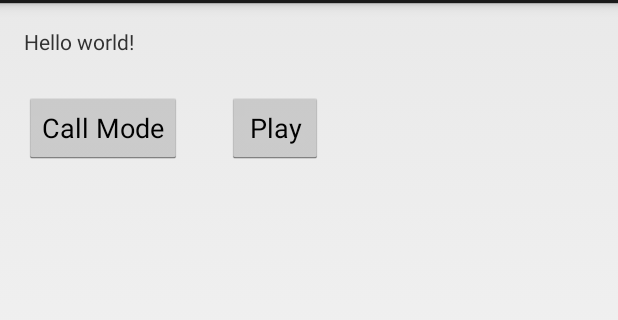
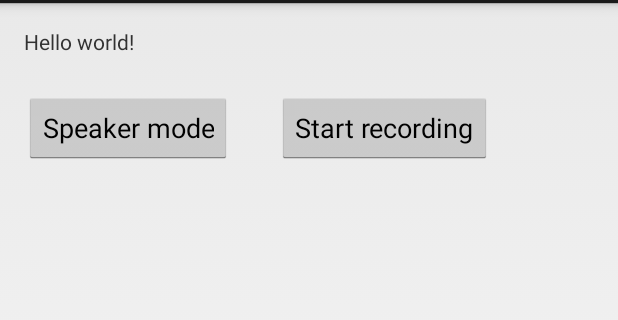
Before and after one commit to pbeza/android, an Android app: the screen it shows after launch (MainActivity), after a tap on "Pause", on a phone screen of 412 x 824 dp, the part 69-389 px from its top. Run offline under Robolectric (Android 15) with nearby library versions, the phone set to English and light mode, and no system bars; 2 statements that could not run were skipped; 2 other taps on this screen came first.

Commit message:
Poprawienie przykładu Echo dla wersji dla Javy (AudioTrack) - dodanie serwisu i prawidłowej obsługi UI

```diff
--- a/src/examples/AudioEchoJavaAPI/app/build.gradle
+++ b/src/examples/AudioEchoJavaAPI/app/build.gradle
@@ -6,7 +6,7 @@ android {
 
     defaultConfig {
         applicationId "com.javaorigin.audio"
-        minSdkVersion 16
+        minSdkVersion 18
         targetSdkVersion 23
     }
 
--- a/src/examples/AudioEchoJavaAPI/app/src/main/java/com/javaorigin/audio/MainActivity.java
+++ b/src/examples/AudioEchoJavaAPI/app/src/main/java/com/javaorigin/audio/MainActivity.java
@@ -1,96 +1,103 @@
 package com.javaorigin.audio;
 
-import android.media.AudioFormat;
+import android.app.Activity;
+import android.content.ComponentName;
+import android.content.Context;
+import android.content.Intent;
+import android.content.ServiceConnection;
 import android.media.AudioManager;
-import android.media.AudioRecord;
-import android.media.AudioTrack;
-import android.media.MediaRecorder;
 import android.os.Bundle;
-import android.app.Activity;
-import android.content.Context;
+import android.os.Handler;
+import android.os.IBinder;
+import android.os.Message;
+import android.os.Messenger;
+import android.util.Log;
 import android.view.Menu;
 import android.view.View;
 import android.widget.Button;
 
 public class MainActivity extends Activity {
-    AudioManager am = null;
-    AudioRecord record = null;
-    AudioTrack track = null;
+
+    private final static String LOG_TAG = "MainActivity";
+    private final Handler msgQueueHandler = new EchoHandler();
+    private EchoService echoService;
+
+    private final ServiceConnection serviceConnection = new ServiceConnection() {
+
+        public void onServiceConnected(ComponentName className, IBinder binder) {
+            Log.d(LOG_TAG, "ServiceConnection connected (className=" + className + ")");
+            echoService = ((EchoService.EchoServiceBinder) binder).getService();
+        }
+
+        public void onServiceDisconnected(ComponentName className) {
+            Log.d(LOG_TAG, "ServiceConnection disconnected (className=" + className + ")");
+            echoService = null;
+        }
+    };
 
     @Override
     protected void onCreate(Bundle savedInstanceState) {
         super.onCreate(savedInstanceState);
+        Log.d(LOG_TAG, "onCreate");
         setContentView(R.layout.activity_main);
         setVolumeControlStream(AudioManager.MODE_IN_COMMUNICATION);
-        init();
-        (new Thread() {
-            @Override
-            public void run() {
-                recordAndPlay();
-            }
-        }).start();
+        EchoService.startActionEcho(this, "testParam"); // redundant, testing only param
     }
 
     @Override
     public boolean onCreateOptionsMenu(Menu menu) {
+        Log.d(LOG_TAG, "onCreateOptionsMenu");
         getMenuInflater().inflate(R.menu.main, menu);
         return true;
     }
 
-    private void init() {
-        int min = AudioRecord.getMinBufferSize(8000, AudioFormat.CHANNEL_IN_MONO, AudioFormat.ENCODING_PCM_16BIT);
-        record = new AudioRecord(MediaRecorder.AudioSource.VOICE_COMMUNICATION, 8000, AudioFormat.CHANNEL_IN_MONO, AudioFormat.ENCODING_PCM_16BIT, min);
-
-        int maxJitter = AudioTrack.getMinBufferSize(8000, AudioFormat.CHANNEL_OUT_MONO, AudioFormat.ENCODING_PCM_16BIT);
-        track = new AudioTrack(AudioManager.MODE_IN_COMMUNICATION, 8000, AudioFormat.CHANNEL_OUT_MONO, AudioFormat.ENCODING_PCM_16BIT, maxJitter, AudioTrack.MODE_STREAM);
+    @Override
+    protected void onResume() {
+        Log.d(LOG_TAG, "onResume");
+        if (echoService == null) {
+            doBindService();
+        }
+        super.onResume();
     }
 
-    private void recordAndPlay() {
-        short[] lin = new short[1024];
-        int num;
-        am = (AudioManager) this.getSystemService(Context.AUDIO_SERVICE);
-        am.setMode(AudioManager.MODE_IN_COMMUNICATION);
-        record.startRecording();
-        track.play();
-        while (true) {
-            num = record.read(lin, 0, 1024);
-            track.write(lin, 0, num);
+    @Override
+    protected void onPause() {
+        // FIXME put back (?)
+        Log.d(LOG_TAG, "onPause");
+        if (echoService != null) {
+            unbindService(serviceConnection);
+            echoService = null;
         }
+        super.onPause();
     }
 
-    boolean isSpeaker = false;
-
     public void modeChange(View view) {
-        Button modeBtn = (Button) findViewById(R.id.modeBtn);
-        if (isSpeaker == true) {
-            assert(am.isSpeakerphoneOn() == true);
-            am.setSpeakerphoneOn(false);
-            assert(am.isSpeakerphoneOn() == false);
-            isSpeaker = false;
-            modeBtn.setText("Call Mode");
-        } else {
-            assert(am.isSpeakerphoneOn() == false);
-            am.setSpeakerphoneOn(true);
-            assert(am.isSpeakerphoneOn() == true);
-            isSpeaker = true;
-            modeBtn.setText("Speaker Mode");
-        }
+        final Button modeBtn = (Button) findViewById(R.id.modeBtn);
+        echoService.toggleSpeakerphone();
+        final boolean isSpeakerphoneModeOn = echoService.isSpeakerphoneModeOn();
+        modeBtn.setText(getString(isSpeakerphoneModeOn ? R.string.call_mode : R.string.speaker_mode));
     }
 
-    boolean isPlaying = true;
+    public void play(View view) {
+        final Button playBtn = (Button) findViewById(R.id.playBtn);
+        final boolean isRecording = echoService.toggleRecording();
+        playBtn.setText(getString(isRecording ? R.string.pause_recording : R.string.start_recording));
+    }
 
-    public void play(View view) {
-        Button playBtn = (Button) findViewById(R.id.playBtn);
-        if (isPlaying) {
-            record.stop();
-            track.pause();
-            isPlaying = false;
-            playBtn.setText("Play");
-        } else {
-            record.startRecording();
-            track.play();
-            isPlaying = true;
-            playBtn.setText("Pause");
+    private void doBindService() {
+        Log.d(LOG_TAG, "doBindService");
+        final Intent intent = new Intent(this, EchoService.class);
+        // Create a new Messenger for the communication back from the Service to the Activity
+        final Messenger messenger = new Messenger(msgQueueHandler);
+        intent.putExtra(EchoService.MESSENGER_PARAM, messenger);
+        //intent.setAction(EchoService.ACTION_START_ECHO_PARAM);
+        bindService(intent, serviceConnection, Context.BIND_AUTO_CREATE);
+    }
+
+    private static class EchoHandler extends Handler {
+        public void handleMessage(Message message) {
+            Log.d(LOG_TAG, "EchoHandler handleMessage");
+            final Bundle data = message.getData();
         }
     }
 }
--- a/src/examples/AudioEchoJavaAPI/app/src/main/res/layout/activity_main.xml
+++ b/src/examples/AudioEchoJavaAPI/app/src/main/res/layout/activity_main.xml
@@ -6,7 +6,7 @@
     android:paddingLeft="@dimen/activity_horizontal_margin"
     android:paddingRight="@dimen/activity_horizontal_margin"
     android:paddingTop="@dimen/activity_vertical_margin"
-    tools:context=".MainActivity" >
+    tools:context=".MainActivity">
 
     <TextView
         android:id="@+id/textView1"
@@ -18,11 +18,11 @@
         android:id="@+id/modeBtn"
         android:layout_width="wrap_content"
         android:layout_height="wrap_content"
-        android:layout_alignLeft="@+id/textView1"
+        android:layout_alignStart="@+id/textView1"
         android:layout_below="@+id/textView1"
         android:layout_marginTop="24dp"
-        android:text="Call Mode"
-        android:onClick="modeChange"/>
+        android:text="@string/call_mode"
+        android:onClick="modeChange" />
 
     <Button
         android:id="@+id/playBtn"
@@ -30,9 +30,9 @@
         android:layout_height="wrap_content"
         android:layout_alignBaseline="@+id/modeBtn"
         android:layout_alignBottom="@+id/modeBtn"
-        android:layout_marginLeft="30dp"
-        android:layout_toRightOf="@+id/modeBtn"
+        android:layout_marginStart="30dp"
+        android:layout_toEndOf="@+id/modeBtn"
         android:onClick="play"
-        android:text="Pause" />
+        android:text="@string/pause" />
 
 </RelativeLayout>
--- a/src/examples/AudioEchoJavaAPI/app/src/main/res/menu/main.xml
+++ b/src/examples/AudioEchoJavaAPI/app/src/main/res/menu/main.xml
@@ -1,9 +1,9 @@
-<menu xmlns:android="http://schemas.android.com/apk/res/android" >
+<menu xmlns:android="http://schemas.android.com/apk/res/android">
 
     <item
         android:id="@+id/action_settings"
         android:orderInCategory="100"
         android:showAsAction="never"
-        android:title="@string/action_settings"/>
+        android:title="@string/action_settings" />
 
 </menu>
--- a/src/examples/AudioEchoJavaAPI/app/src/main/res/values/strings.xml
+++ b/src/examples/AudioEchoJavaAPI/app/src/main/res/values/strings.xml
@@ -1,8 +1,11 @@
 <?xml version="1.0" encoding="utf-8"?>
 <resources>
-
     <string name="app_name">AudioDemo</string>
     <string name="action_settings">Settings</string>
     <string name="hello_world">Hello world!</string>
-
+    <string name="call_mode">Call Mode</string>
+    <string name="pause">Pause</string>
+    <string name="start_recording">Start recording</string>
+    <string name="pause_recording">Pause recording</string>
+    <string name="speaker_mode">Speaker mode</string>
 </resources>
--- a/src/examples/AudioEchoJavaAPI/build.gradle
+++ b/src/examples/AudioEchoJavaAPI/build.gradle
@@ -4,7 +4,7 @@ buildscript {
         jcenter()
     }
     dependencies {
-        classpath 'com.android.tools.build:gradle:2.0.0'
+        classpath 'com.android.tools.build:gradle:2.1.0'
     }
 }
 
--- a/src/intercom/app/src/main/AndroidManifest.xml
+++ b/src/intercom/app/src/main/AndroidManifest.xml
@@ -33,14 +33,11 @@
             android:theme="@style/AppTheme.NoActionBar">
             <intent-filter>
                 <action android:name="android.intent.action.MAIN" />
-
                 <category android:name="android.intent.category.LAUNCHER" />
             </intent-filter>
         </activity>
 
-        <service
-            android:name=".FileTransferService"
-            android:exported="false"></service>
+        <service android:name=".FileTransferService" android:exported="false" />
     </application>
 
 </manifest>
```
Also changed, not shown: src/examples/AudioEchoJavaAPI/app/src/main/AndroidManifest.xml (+4 -3 lines), src/examples/AudioEchoJavaAPI/app/src/main/java/com/javaorigin/audio/EchoService.java (added, +196 -0 lines).
